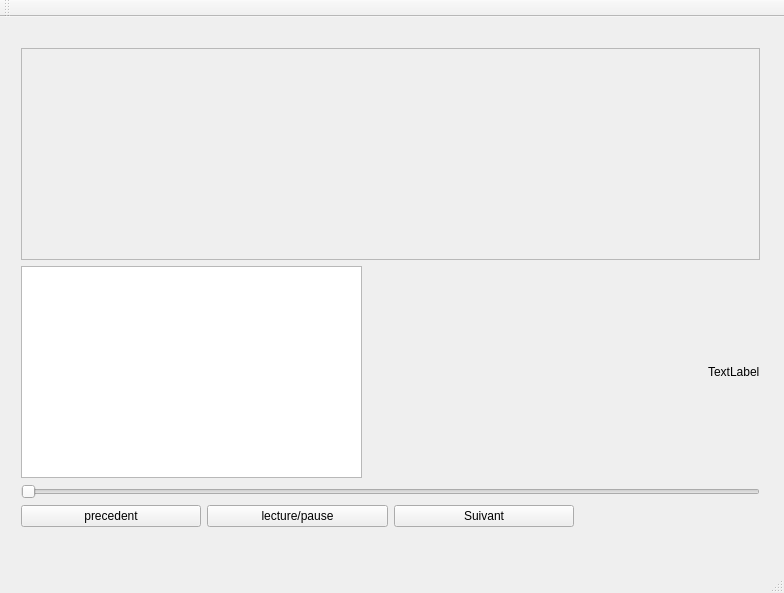
This is client/mainwindow.ui in werew/mpv-gui as Qt 5 draws it before an edit. The edited form follows.
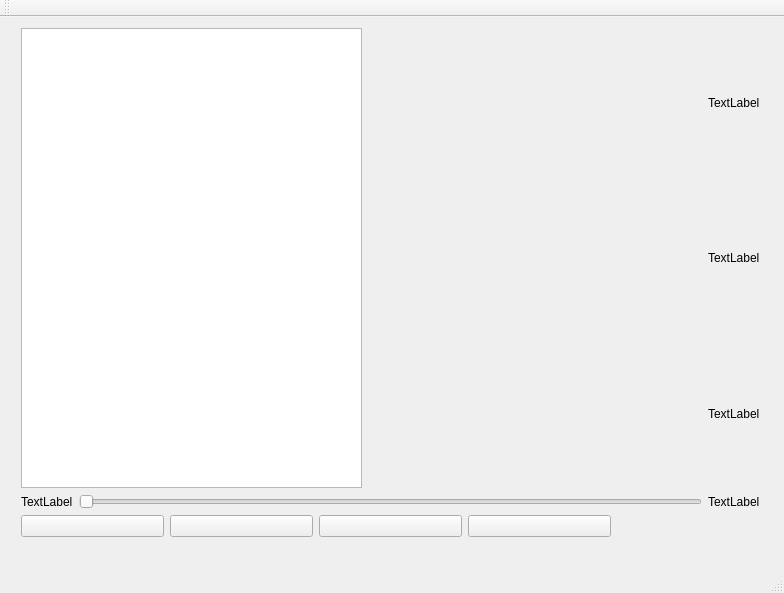
This is the edited form. Icons and pictures are not drawn. Custom widgets are drawn as their Qt base class.

Commit message: Set icone into buttons

What changed in the file:
```diff
--- a/client/mainwindow.ui
+++ b/client/mainwindow.ui
@@ -18,33 +18,20 @@
     <property name="geometry">
      <rect>
       <x>10</x>
-      <y>20</y>
+      <y>0</y>
       <width>761</width>
-      <height>501</height>
+      <height>531</height>
      </rect>
     </property>
     <layout class="QVBoxLayout" name="verticalLayout">
-     <item>
-      <widget class="QScrollArea" name="scrollArea">
-       <property name="widgetResizable">
-        <bool>true</bool>
-       </property>
-       <widget class="QWidget" name="scrollAreaWidgetContents">
-        <property name="geometry">
-         <rect>
-          <x>0</x>
-          <y>0</y>
-          <width>757</width>
-          <height>209</height>
-         </rect>
-        </property>
-       </widget>
-      </widget>
-     </item>
      <item>
       <layout class="QHBoxLayout" name="horizontalLayout">
        <item>
-        <widget class="QListWidget" name="liste"/>
+        <layout class="QVBoxLayout" name="verticalLayout_3">
+         <item>
+          <widget class="QListWidget" name="liste"/>
+         </item>
+        </layout>
        </item>
        <item>
         <spacer name="horizontalSpacer">
@@ -60,43 +47,116 @@
         </spacer>
        </item>
        <item>
-        <widget class="QLabel" name="label">
-         <property name="text">
-          <string>TextLabel</string>
-         </property>
-        </widget>
+        <layout class="QVBoxLayout" name="verticalLayout_4">
+         <item>
+          <widget class="QLabel" name="trackName">
+           <property name="text">
+            <string>TextLabel</string>
+           </property>
+          </widget>
+         </item>
+         <item>
+          <widget class="QLabel" name="author">
+           <property name="text">
+            <string>TextLabel</string>
+           </property>
+          </widget>
+         </item>
+         <item>
+          <widget class="QLabel" name="album">
+           <property name="text">
+            <string>TextLabel</string>
+           </property>
+          </widget>
+         </item>
+        </layout>
        </item>
       </layout>
      </item>
      <item>
       <layout class="QVBoxLayout" name="verticalLayout_2">
        <item>
-        <widget class="QSlider" name="barreLecture">
-         <property name="orientation">
-          <enum>Qt::Horizontal</enum>
-         </property>
-        </widget>
+        <layout class="QHBoxLayout" name="horizontalLayout_3">
+         <item>
+          <widget class="QLabel" name="tempsCourant">
+           <property name="text">
+            <string>TextLabel</string>
+           </property>
+          </widget>
+         </item>
+         <item>
+          <widget class="QSlider" name="barreLecture">
+           <property name="orientation">
+            <enum>Qt::Horizontal</enum>
+           </property>
+          </widget>
+         </item>
+         <item>
+          <widget class="QLabel" name="tempsTotal">
+           <property name="text">
+            <string>TextLabel</string>
+           </property>
+          </widget>
+         </item>
+        </layout>
        </item>
        <item>
         <layout class="QHBoxLayout" name="horizontalLayout_2">
          <item>
           <widget class="QPushButton" name="precedent">
            <property name="text">
-            <string>precedent</string>
+            <string/>
+           </property>
+           <property name="icon">
+            <iconset resource="ressource.qrc">
+             <normaloff>:/images/images/prev.png</normaloff>:/images/images/prev.png</iconset>
+           </property>
+           <property name="iconSize">
+            <size>
+             <width>40</width>
+             <height>16</height>
+            </size>
+           </property>
+          </widget>
+         </item>
+         <item>
+          <widget class="QPushButton" name="pushButton">
+           <property name="text">
+            <string/>
+           </property>
+           <property name="icon">
+            <iconset resource="ressource.qrc">
+             <normaloff>:/images/images/stop.png</normaloff>:/images/images/stop.png</iconset>
+           </property>
+           <property name="iconSize">
+            <size>
+             <width>40</width>
+             <height>16</height>
+            </size>
            </property>
           </widget>
          </item>
          <item>
           <widget class="QPushButton" name="lecturePause">
            <property name="text">
-            <string>lecture/pause</string>
+            <string/>
            </property>
           </widget>
          </item>
          <item>
           <widget class="QPushButton" name="suivant">
            <property name="text">
-            <string>Suivant</string>
+            <string/>
+           </property>
+           <property name="icon">
+            <iconset resource="ressource.qrc">
+             <normaloff>:/images/images/next.png</normaloff>:/images/images/next.png</iconset>
+           </property>
+           <property name="iconSize">
+            <size>
+             <width>40</width>
+             <height>16</height>
+            </size>
            </property>
           </widget>
          </item>
```
Left out of the diff: 4 changed lines with no effect on the pictures. The commit also changes 12 other files.
